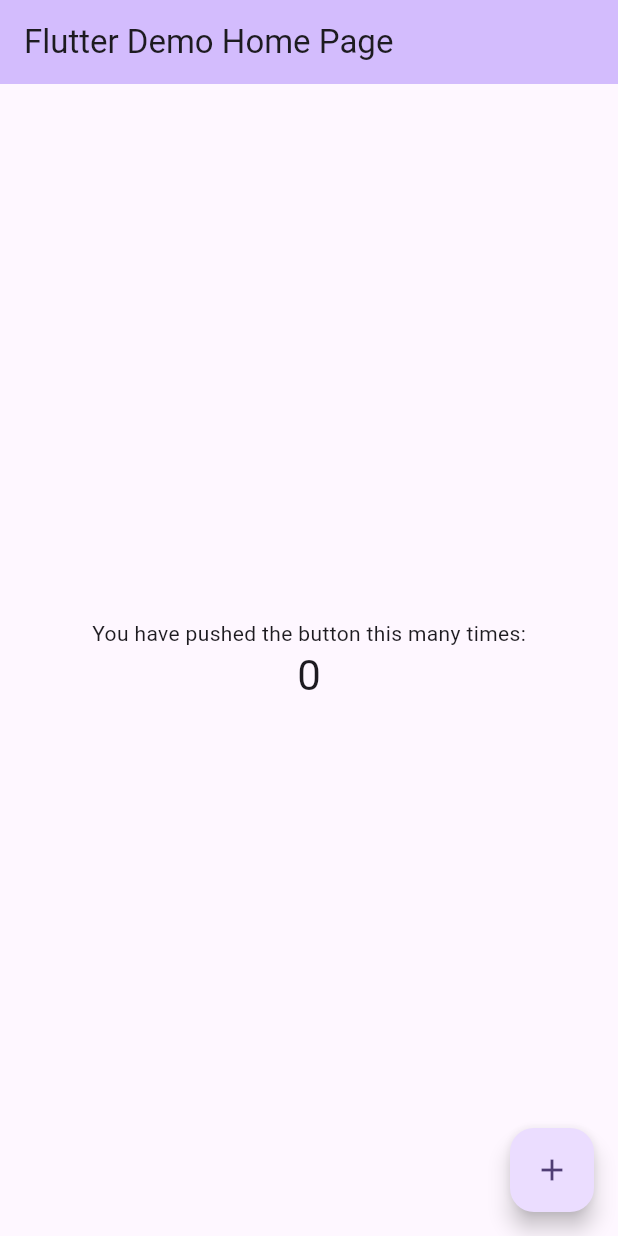
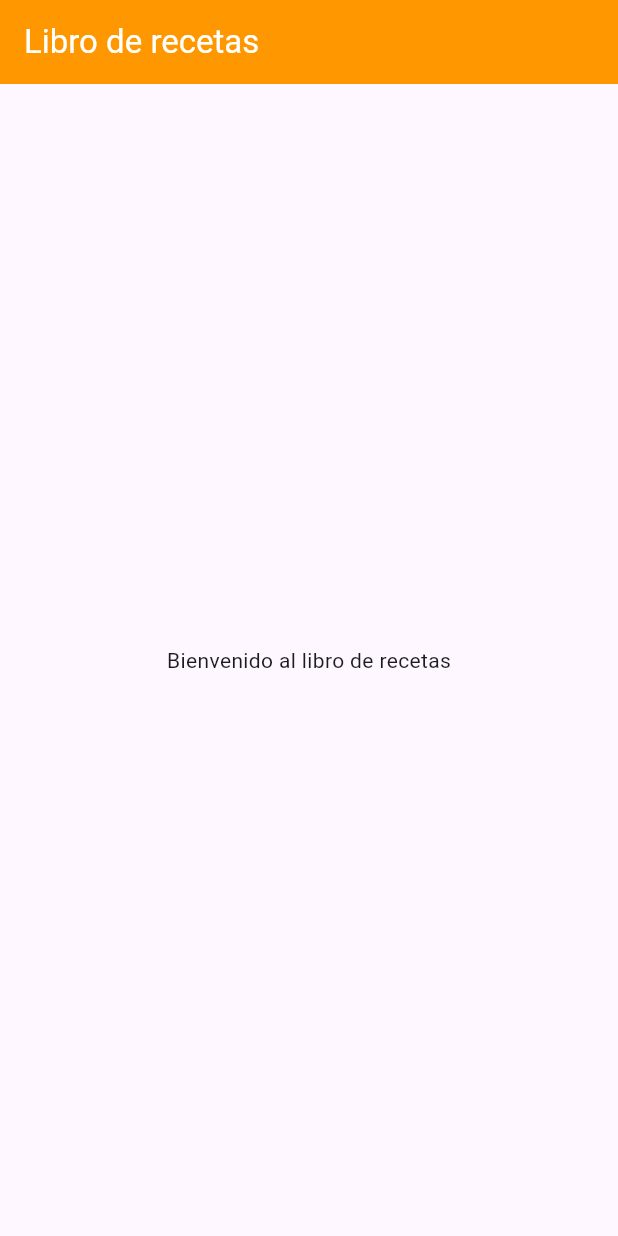
Before and after one commit to tatiana1104/recetario, a Flutter app: the screen it shows after launch, on a phone screen of 412 x 824 dp. Run offline on Flutter 3.47's test engine with Material 3 defaults, Android fonts, the phone set to English and light mode, and no system bars.

Commit message:
feat: reescribir el main.dart original

```diff
--- a/lib/main.dart
+++ b/lib/main.dart
@@ -7,116 +7,35 @@
 class MyApp extends StatelessWidget {
   const MyApp({super.key});
 
-  // This widget is the root of your application.
   @override
   Widget build(BuildContext context) {
     return MaterialApp(
-      title: 'Flutter Demo',
-      theme: ThemeData(
-        // This is the theme of your application.
-        //
-        // TRY THIS: Try running your application with "flutter run". You'll see
-        // the application has a purple toolbar. Then, without quitting the app,
-        // try changing the seedColor in the colorScheme below to Colors.green
-        // and then invoke "hot reload" (save your changes or press the "hot
-        // reload" button in a Flutter-supported IDE, or press "r" if you used
-        // the command line to start the app).
-        //
-        // Notice that the counter didn't reset back to zero; the application
-        // state is not lost during the reload. To reset the state, use hot
-        // restart instead.
-        //
-        // This works for code too, not just values: Most code changes can be
-        // tested with just a hot reload.
-        colorScheme: ColorScheme.fromSeed(seedColor: Colors.deepPurple),
-      ),
-      home: const MyHomePage(title: 'Flutter Demo Home Page'),
+      debugShowCheckedModeBanner: false,
+      title: 'Recetario',
+      home: RecipeBook(),
     );
   }
 }
 
-class MyHomePage extends StatefulWidget {
-  const MyHomePage({super.key, required this.title});
-
-  // This widget is the home page of your application. It is stateful, meaning
-  // that it has a State object (defined below) that contains fields that affect
-  // how it looks.
-
-  // This class is the configuration for the state. It holds the values (in this
-  // case the title) provided by the parent (in this case the App widget) and
-  // used by the build method of the State. Fields in a Widget subclass are
-  // always marked "final".
-
-  final String title;
-
-  @override
-  State<MyHomePage> createState() => _MyHomePageState();
-}
-
-class _MyHomePageState extends State<MyHomePage> {
-  int _counter = 0;
-
-  void _incrementCounter() {
-    setState(() {
-      // This call to setState tells the Flutter framework that something has
-      // changed in this State, which causes it to rerun the build method below
-      // so that the display can reflect the updated values. If we changed
-      // _counter without calling setState(), then the build method would not be
-      // called again, and so nothing would appear to happen.
-      _counter++;
-    });
-  }
+//clase dinamica
+class RecipeBook extends StatelessWidget {
+  const RecipeBook({super.key});
 
   @override
   Widget build(BuildContext context) {
-    // This method is rerun every time setState is called, for instance as done
-    // by the _incrementCounter method above.
-    //
-    // The Flutter framework has been optimized to make rerunning build methods
-    // fast, so that you can just rebuild anything that needs updating rather
-    // than having to individually change instances of widgets.
-    return Scaffold(
-      appBar: AppBar(
-        // TRY THIS: Try changing the color here to a specific color (to
-        // Colors.amber, perhaps?) and trigger a hot reload to see the AppBar
-        // change color while the other colors stay the same.
-        backgroundColor: Theme.of(context).colorScheme.inversePrimary,
-        // Here we take the value from the MyHomePage object that was created by
-        // the App.build method, and use it to set our appbar title.
-        title: Text(widget.title),
-      ),
-      body: Center(
-        // Center is a layout widget. It takes a single child and positions it
-        // in the middle of the parent.
-        child: Column(
-          // Column is also a layout widget. It takes a list of children and
-          // arranges them vertically. By default, it sizes itself to fit its
-          // children horizontally, and tries to be as tall as its parent.
-          //
-          // Column has various properties to control how it sizes itself and
-          // how it positions its children. Here we use mainAxisAlignment to
-          // center the children vertically; the main axis here is the vertical
-          // axis because Columns are vertical (the cross axis would be
-          // horizontal).
-          //
-          // TRY THIS: Invoke "debug painting" (choose the "Toggle Debug Paint"
-          // action in the IDE, or press "p" in the console), to see the
-          // wireframe for each widget.
-          mainAxisAlignment: MainAxisAlignment.center,
-          children: <Widget>[
-            const Text('You have pushed the button this many times:'),
-            Text(
-              '$_counter',
-              style: Theme.of(context).textTheme.headlineMedium,
-            ),
-          ],
+    return Scaffold( //creamos una hoja en blanco
+      appBar: AppBar( //mostramos un titulo y definimos color
+        backgroundColor: Colors.orange, //definimos el color de fondo del AppBar
+        title: const Text(
+          'Libro de recetas',
+          style: TextStyle( //modificamos color, tamaño y estilo del texto
+            color: Colors.white,
+          ),
         ),
       ),
-      floatingActionButton: FloatingActionButton(
-        onPressed: _incrementCounter,
-        tooltip: 'Increment',
-        child: const Icon(Icons.add),
-      ), // This trailing comma makes auto-formatting nicer for build methods.
+      body: const Center( //mostramos el contenido
+        child: Text('Bienvenido al libro de recetas'),
+      ),
     );
   }
 }
```
